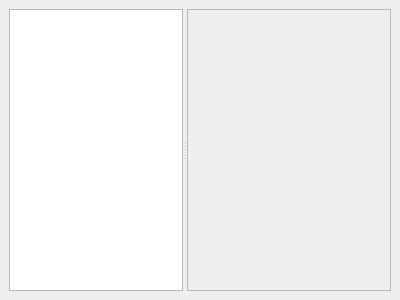
Old version of the form hgqvlib/qt4/manifestviewer.ui in the repository TyberiusPrime/hgview.
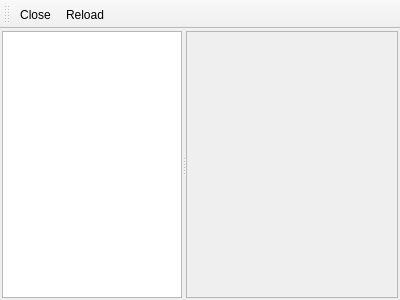
New version of the form.

Commit message: Refactored a bit the manifest viewer

Diff of the .ui file:
```diff
--- a/hgqvlib/qt4/manifestviewer.ui
+++ b/hgqvlib/qt4/manifestviewer.ui
@@ -16,12 +16,15 @@
    <property name="geometry" >
     <rect>
      <x>0</x>
-     <y>0</y>
+     <y>33</y>
      <width>400</width>
-     <height>300</height>
+     <height>267</height>
     </rect>
    </property>
    <layout class="QVBoxLayout" name="verticalLayout" >
+    <property name="margin" >
+     <number>2</number>
+    </property>
     <item>
      <widget class="QSplitter" name="splitter" >
       <property name="orientation" >
@@ -53,12 +56,41 @@
     </item>
    </layout>
   </widget>
+  <widget class="QToolBar" name="toolBar" >
+   <property name="geometry" >
+    <rect>
+     <x>0</x>
+     <y>0</y>
+     <width>400</width>
+     <height>33</height>
+    </rect>
+   </property>
+   <property name="windowTitle" >
+    <string>toolBar</string>
+   </property>
+   <attribute name="toolBarArea" >
+    <enum>TopToolBarArea</enum>
+   </attribute>
+   <attribute name="toolBarBreak" >
+    <bool>false</bool>
+   </attribute>
+   <addaction name="actionClose" />
+   <addaction name="actionReload" />
+  </widget>
   <action name="actionClose" >
    <property name="text" >
     <string>Close</string>
    </property>
    <property name="shortcut" >
-    <string>Esc</string>
+    <string>Ctrl+Q</string>
+   </property>
+  </action>
+  <action name="actionReload" >
+   <property name="text" >
+    <string>Reload</string>
+   </property>
+   <property name="shortcut" >
+    <string>Ctrl+R</string>
    </property>
   </action>
  </widget>
```
The commit also changes 2 other files.
